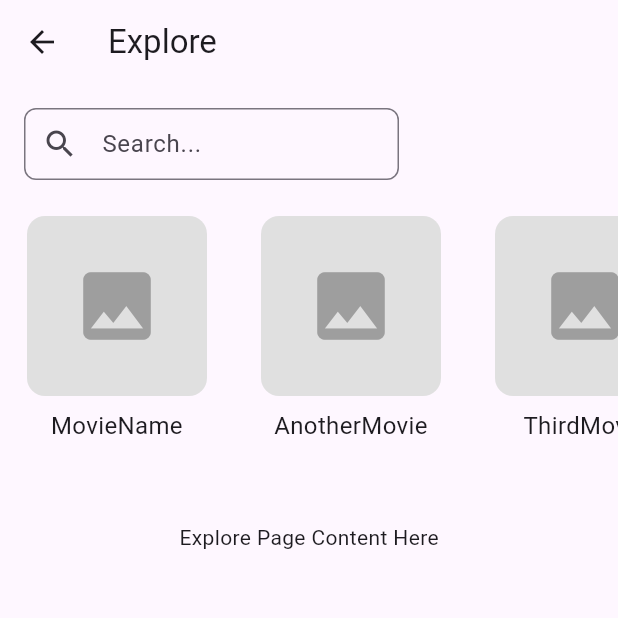
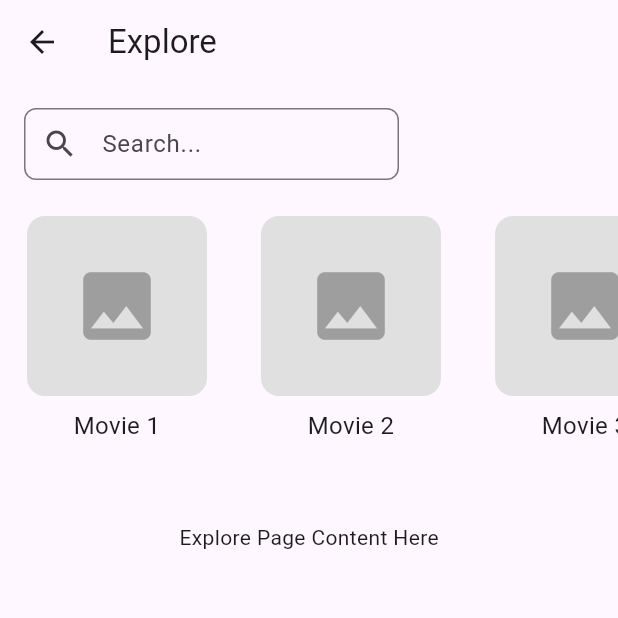
Before and after one commit to Robbo04/Flutter_GeekHobbyApp, a Flutter app: the ExplorePage screen opened directly, on a phone screen of 412 x 824 dp, the top half of it. Run offline on Flutter 3.47's test engine with Material 3 defaults, Android fonts, the phone set to English and light mode, and no system bars; our stand-ins replace hive, hive_flutter; accounts and stored records are empty.

Commit message:
data file for lists
used itemlist class instead of manual creation

```diff
--- a/app_geek_hobby_app/lib/Classes/movie.dart
+++ b/app_geek_hobby_app/lib/Classes/movie.dart
@@ -1,6 +1,6 @@
 import 'item.dart';
 import 'package:app_geek_hobby_app/Enums/AgeRatings/movie_age.dart';
-import 'package:app_geek_hobby_app/Enums/genres/video_genre.dart';
+import 'package:app_geek_hobby_app/Enums/Genres/video_genre.dart';
 
 class Movie extends Item {
   final List<VideoGenre> genres;
--- a/app_geek_hobby_app/lib/Classes/show.dart
+++ b/app_geek_hobby_app/lib/Classes/show.dart
@@ -1,6 +1,6 @@
 import 'item.dart';
 import 'package:app_geek_hobby_app/Enums/AgeRatings/show_age.dart';
-import 'package:app_geek_hobby_app/Enums/genres/video_genre.dart';
+import 'package:app_geek_hobby_app/Enums/Genres/video_genre.dart';
 
 class Show extends Item {
   final List<VideoGenre> genres;
--- /dev/null
+++ b/app_geek_hobby_app/lib/Data/list_data.dart
@@ -0,0 +1,45 @@
+import 'package:app_geek_hobby_app/Classes/itemlist.dart';
+import 'package:app_geek_hobby_app/Enums/Genres/video_genre.dart';
+import 'package:app_geek_hobby_app/Enums/Genres/game_genre.dart';
+
+import 'package:app_geek_hobby_app/Classes/movie.dart';
+import 'package:app_geek_hobby_app/Classes/show.dart';
+import 'package:app_geek_hobby_app/Classes/game.dart';
+
+import 'package:app_geek_hobby_app/Enums/AgeRatings/movie_age.dart';
+import 'package:app_geek_hobby_app/Enums/AgeRatings/show_age.dart';
+import 'package:app_geek_hobby_app/Enums/AgeRatings/game_age.dart';
+
+final ItemList moviesListTest = ItemList(
+  name: 'Movies',
+  items: [
+    Movie(name: 'Movie 1', studio: 'Studio 1', yearReleased: 2020, genres: [VideoGenre.action], director: 'Director 1', duration: 120, ageRating: MovieAgeRating.pg, imdbRating: 7.5),
+    Movie(name: 'Movie 2', studio: 'Studio 2', yearReleased: 2021, genres: [VideoGenre.comedy], director: 'Director 2', duration: 90, ageRating: MovieAgeRating.fifteen, imdbRating: 6.8),
+    Movie(name: 'Movie 3', studio: 'Studio 3', yearReleased: 2022, genres: [VideoGenre.drama], director: 'Director 3', duration: 100, ageRating: MovieAgeRating.eighteen, imdbRating: 8.0),
+    Movie(name: 'Movie 4', studio: 'Studio 4', yearReleased: 2023, genres: [VideoGenre.horror], director: 'Director 4', duration: 110, ageRating: MovieAgeRating.pg, imdbRating: 7.2),
+  ],
+)..allowedTypes.add(Movie);
+
+
+final ItemList showsListTest = ItemList(
+  name: 'Shows',
+  items: [
+    Show(name: 'Show 1', studio: 'Studio 1', yearReleased: 2020, genres: [VideoGenre.action], seasons: 1, episodes: 10, runtime: 30, ageRating: ShowAgeRating.pg),
+    Show(name: 'Show 2', studio: 'Studio 2', yearReleased: 2021, genres: [VideoGenre.comedy], seasons: 2, episodes: 20, runtime: 25, ageRating: ShowAgeRating.fifteen),
+    Show(name: 'Show 3', studio: 'Studio 3', yearReleased: 2022, genres: [VideoGenre.drama], seasons: 3, episodes: 30, runtime: 40, ageRating: ShowAgeRating.eighteen),
+    Show(name: 'Show 4', studio: 'Studio 4', yearReleased: 2023, genres: [VideoGenre.horror], seasons: 4, episodes: 40, runtime: 50, ageRating: ShowAgeRating.pg),
+  ],
+)..allowedTypes.add(Show);
+
+final List<ItemList> gameListsTest = [
+  ItemList(
+    name: 'Games',
+    items: [
+      // Add Game instances here
+      Game(name: 'Game 1', studio: 'Studio 1', yearReleased: 2020, genres: [GameGenre.action], platforms: [], ageRating: GameAge.pegi12, metacriticRating: 85),
+      Game(name: 'Game 2', studio: 'Studio 2', yearReleased: 2021, genres: [GameGenre.adventure], platforms: [], ageRating: GameAge.pegi16, metacriticRating: 90),
+      Game(name: 'Game 3', studio: 'Studio 3', yearReleased: 2022, genres: [GameGenre.rpg], platforms: [], ageRating: GameAge.pegi18, metacriticRating: 95),
+      Game(name: 'Game 4', studio: 'Studio 4', yearReleased: 2023, genres: [GameGenre.strategy], platforms: [], ageRating: GameAge.pegi7, metacriticRating: 80),
+    ],
+  )..allowedTypes.add(Game),
+];
--- a/app_geek_hobby_app/lib/Pages/explore.dart
+++ b/app_geek_hobby_app/lib/Pages/explore.dart
@@ -1,21 +1,15 @@
 import 'package:app_geek_hobby_app/Classes/item.dart';
 import 'package:app_geek_hobby_app/Classes/movie.dart';
-import 'package:app_geek_hobby_app/Enums/genres/video_genre.dart';
+import 'package:app_geek_hobby_app/Enums/Genres/video_genre.dart';
 import 'package:app_geek_hobby_app/Enums/AgeRatings/movie_age.dart';
 import 'package:flutter/material.dart';
+import 'package:app_geek_hobby_app/Data/list_data.dart';
 
 class ExplorePage extends StatelessWidget {
   const ExplorePage({super.key});
 
   @override
   Widget build(BuildContext context) {
-    final List<Movie> moviesListTest = [
-      Movie(name: 'MovieName', studio: 'StudioName', yearReleased: 2004, genres: [VideoGenre.action, VideoGenre.adventure], director: 'DirectorName', duration: 120, ageRating: MovieAgeRating.pg, imdbRating: 7.5,),
-      Movie(name: 'AnotherMovie', studio: 'AnotherStudio', yearReleased: 2010, genres: [VideoGenre.comedy, VideoGenre.drama], director: 'AnotherDirector', duration: 90, ageRating: MovieAgeRating.fifteen, imdbRating: 6.8,),
-      Movie(name: 'ThirdMovie', studio: 'ThirdStudio', yearReleased: 2015, genres: [VideoGenre.horror, VideoGenre.thriller], director: 'ThirdDirector', duration: 100, ageRating: MovieAgeRating.eighteen, imdbRating: 8.0,),
-      Movie(name: 'FourthMovie', studio: 'FourthStudio', yearReleased: 2020, genres: [VideoGenre.sciFi, VideoGenre.fantasy], director: 'FourthDirector', duration: 110, ageRating: MovieAgeRating.pg, imdbRating: 7.2,),
-    ]; // Replace with actual data source
-
     return Scaffold(
       appBar: AppBar(
         title: const Text('Explore'),
@@ -44,7 +38,7 @@ class ExplorePage extends StatelessWidget {
             height: 180,
             child: ListView.builder(
               scrollDirection: Axis.horizontal,
-              itemCount: moviesListTest.length,
+              itemCount: moviesListTest.items.length,
               itemBuilder: (context, index) {
                 return Container(
                   width: 140,
@@ -66,7 +60,7 @@ class ExplorePage extends StatelessWidget {
                       ),
                       const SizedBox(height: 8),
                       Text(
-                        moviesListTest[index].name,
+                        moviesListTest.items[index].name,
                         style: const TextStyle(fontSize: 16),
                         textAlign: TextAlign.center,
                       ),
```
